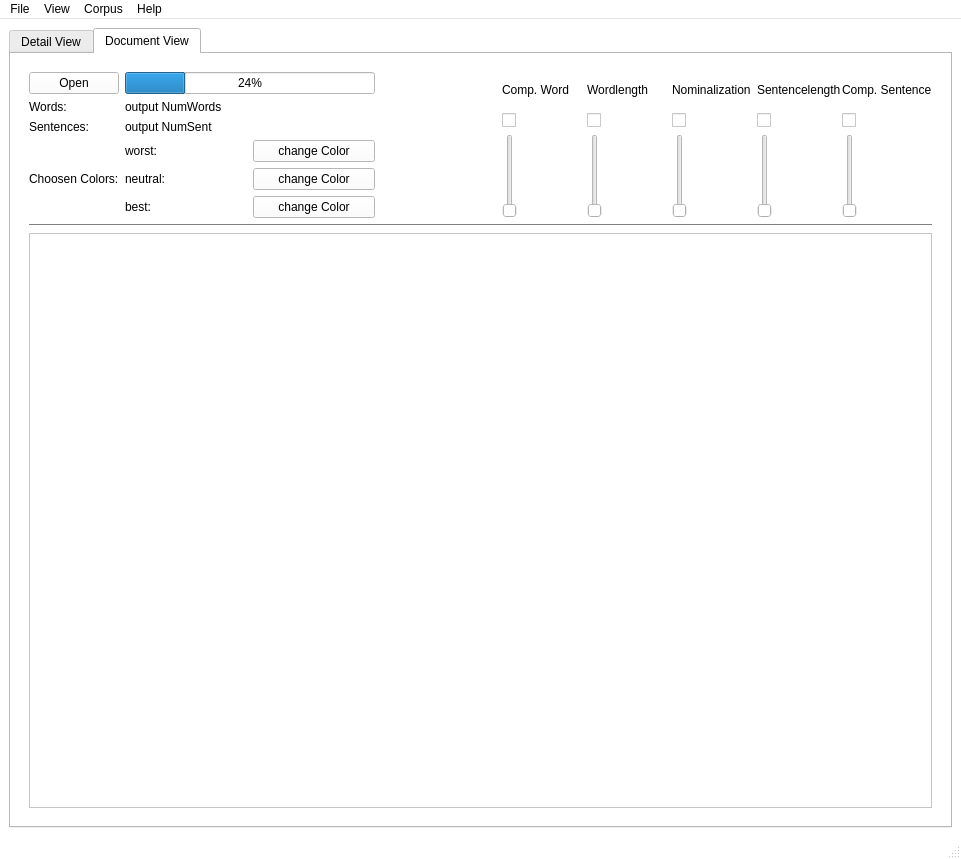
First picture: the form in src/ui/ui_files/testview2.ui, repository Zarnosch/AVaAoMDTV, before the edit.
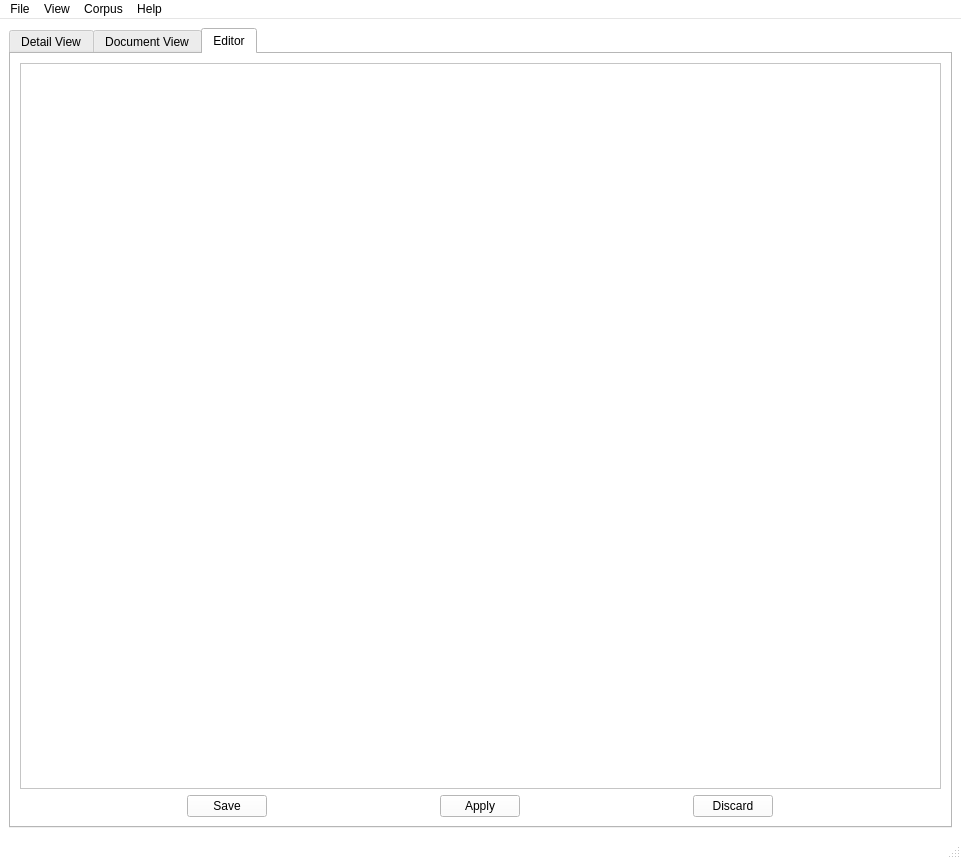
Second picture: the form after the edit.

Commit message: added a texteditor. the discard button has no function up to now, but apply and save are well tested ;)

Diff of the .ui file:
```diff
--- a/src/ui/ui_files/testview2.ui
+++ b/src/ui/ui_files/testview2.ui
@@ -451,7 +451,7 @@
        </sizepolicy>
       </property>
       <property name="currentIndex">
-       <number>1</number>
+       <number>2</number>
       </property>
       <widget class="QWidget" name="tab">
        <attribute name="title">
@@ -988,6 +988,70 @@
         </item>
        </layout>
       </widget>
+      <widget class="QWidget" name="tab_3">
+       <attribute name="title">
+        <string>Editor</string>
+       </attribute>
+       <layout class="QVBoxLayout" name="verticalLayout_2">
+        <item>
+         <layout class="QHBoxLayout" name="horizontalLayout_2">
+          <item>
+           <widget class="QTextEdit" name="textEdit">
+            <property name="sizePolicy">
+             <sizepolicy hsizetype="Expanding" vsizetype="Expanding">
+              <horstretch>0</horstretch>
+              <verstretch>0</verstretch>
+             </sizepolicy>
+            </property>
+           </widget>
+          </item>
+         </layout>
+        </item>
+        <item>
+         <layout class="QHBoxLayout" name="horizontalLayout_3">
+          <item>
+           <widget class="QPushButton" name="textEditSave">
+            <property name="sizePolicy">
+             <sizepolicy hsizetype="Fixed" vsizetype="Fixed">
+              <horstretch>0</horstretch>
+              <verstretch>0</verstretch>
+             </sizepolicy>
+            </property>
+            <property name="text">
+             <string>Save</string>
+            </property>
+           </widget>
+          </item>
+          <item>
+           <widget class="QPushButton" name="textEditApply">
+            <property name="sizePolicy">
+             <sizepolicy hsizetype="Fixed" vsizetype="Fixed">
+              <horstretch>0</horstretch>
+              <verstretch>0</verstretch>
+             </sizepolicy>
+            </property>
+            <property name="text">
+             <string>Apply</string>
+            </property>
+           </widget>
+          </item>
+          <item>
+           <widget class="QPushButton" name="textEditDiscard">
+            <property name="sizePolicy">
+             <sizepolicy hsizetype="Fixed" vsizetype="Fixed">
+              <horstretch>0</horstretch>
+              <verstretch>0</verstretch>
+             </sizepolicy>
+            </property>
+            <property name="text">
+             <string>Discard</string>
+            </property>
+           </widget>
+          </item>
+         </layout>
+        </item>
+       </layout>
+      </widget>
      </widget>
     </item>
    </layout>
```
Left out of the diff: 9 changed lines with no effect on the pictures. The commit also changes 2 other files.
